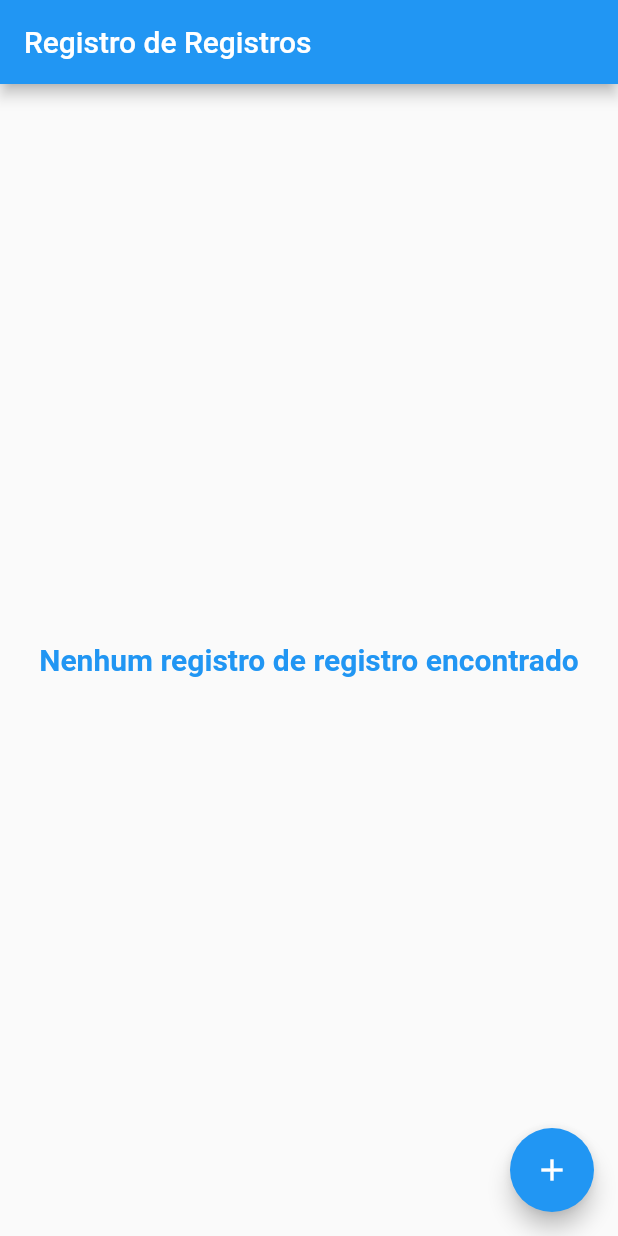
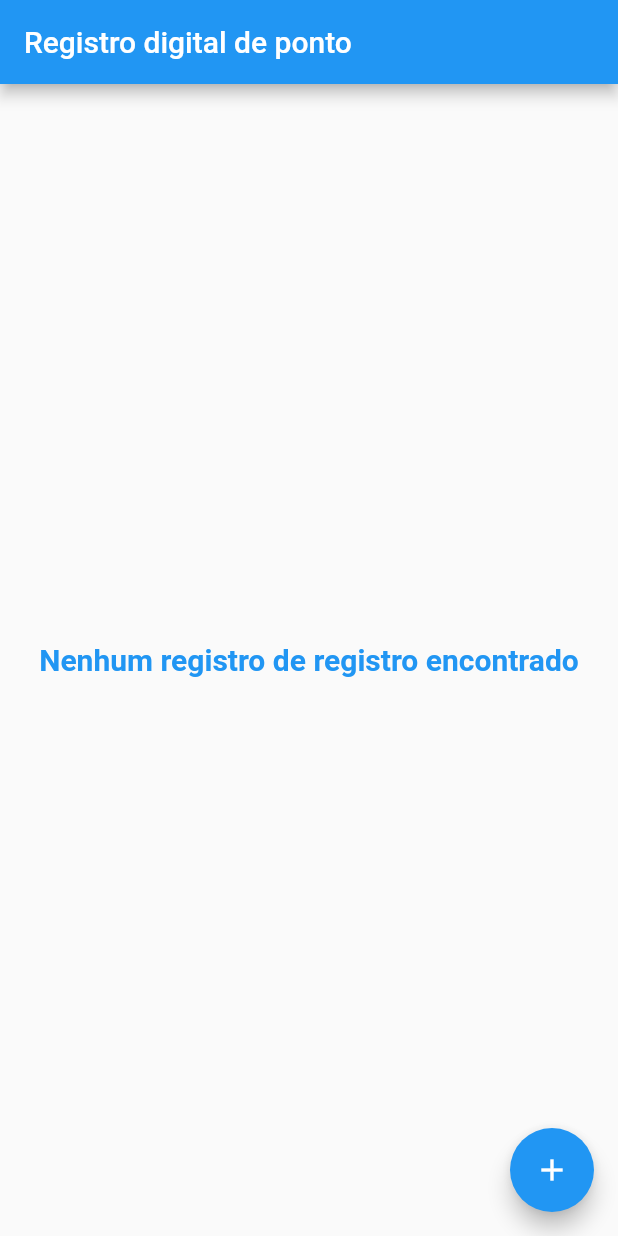
Before and after one commit to svcto/trabalho_localizacao, a Flutter app: the screen it shows after launch, on a phone screen of 412 x 824 dp. Run offline on Flutter 3.47's test engine with Material 2 defaults, Android fonts, the light colour scheme and no system bars; our stand-ins replace geolocator, sqflite; missing offline and left inert: maps_launcher; accounts and stored records are empty.

Commit message:
deu boa agora

```diff
--- a/lib/main.dart
+++ b/lib/main.dart
@@ -12,7 +12,7 @@ class MyApp extends StatelessWidget {
   @override
   Widget build(BuildContext context) {
     return MaterialApp(
-      title: 'Controle de Ponto - MD',
+      title: 'Ponto - Mater Dei',
       theme: ThemeData(
 
         primarySwatch: Colors.blue,
--- a/lib/pages/principal.dart
+++ b/lib/pages/principal.dart
@@ -17,8 +17,8 @@ class _PrincipalState extends State<Principal> {
 
   String get _textoLocalizacao =>
       _localizacaoAtual == null ? '' :
-      'Latitude: ${_localizacaoAtual!
-          .latitude}  |  Longetude: ${_localizacaoAtual!.longitude}';
+      'Latitude: ${_localizacaoAtual!.latitude} '
+          ' |  Longitude: ${_localizacaoAtual!.longitude}';
 
 
   final _registros = <Registro>[];
@@ -33,10 +33,10 @@ class _PrincipalState extends State<Principal> {
   @override
   Widget build(BuildContext context) {
     return Scaffold(
-      appBar: AppBar(title: Text('Registro de Registros')),
+      appBar: AppBar(title: Text('Registro digital de ponto')),
       body: _criarBody(),
       floatingActionButton: FloatingActionButton(
-        tooltip: 'Registrar Registro',
+        tooltip: 'Registrar...',
         child: const Icon(Icons.add),
         onPressed: _obterLocalizacaoAtual,
       ),
```
